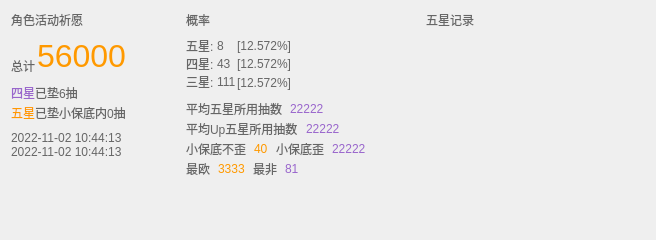
hajimeru/StarRailTool, file StarRailToolDesktop/forms/WishPageQueryTemplate.ui: the form before one commit.
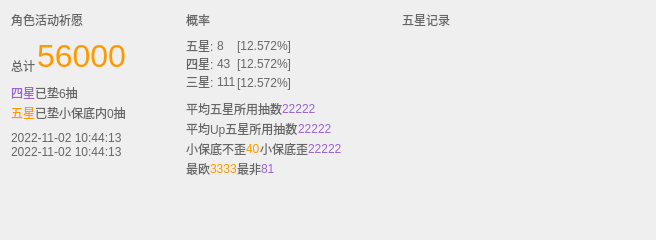
The form after the commit.

Diff of the .ui file:
```diff
--- a/StarRailToolDesktop/forms/WishPageQueryTemplate.ui
+++ b/StarRailToolDesktop/forms/WishPageQueryTemplate.ui
@@ -302,23 +302,7 @@
         </widget>
        </item>
        <item>
-        <spacer name="horizontalSpacer_16">
-         <property name="orientation">
-          <enum>Qt::Horizontal</enum>
-         </property>
-         <property name="sizeType">
-          <enum>QSizePolicy::Fixed</enum>
-         </property>
-         <property name="sizeHint" stdset="0">
-          <size>
-           <width>8</width>
-           <height>20</height>
-          </size>
-         </property>
-        </spacer>
-       </item>
-       <item>
-        <widget class="QLabel" name="label_31">
+        <widget class="QLabel" name="common_rank5avg">
          <property name="styleSheet">
           <string notr="true">QLabel{
 	color:#9966cc
@@ -369,22 +353,6 @@
          </property>
         </widget>
        </item>
-       <item>
-        <spacer name="horizontalSpacer_19">
-         <property name="orientation">
-          <enum>Qt::Horizontal</enum>
-         </property>
-         <property name="sizeType">
-          <enum>QSizePolicy::Fixed</enum>
-         </property>
-         <property name="sizeHint" stdset="0">
-          <size>
-           <width>8</width>
-           <height>20</height>
-          </size>
-         </property>
-        </spacer>
-       </item>
        <item>
         <widget class="QLabel" name="label_18">
          <property name="styleSheet">
@@ -408,22 +376,6 @@
      </item>
      <item row="4" column="2">
       <layout class="QHBoxLayout" name="horizontalLayout_3">
-       <item>
-        <spacer name="horizontalSpacer_22">
-         <property name="orientation">
-          <enum>Qt::Horizontal</enum>
-         </property>
-         <property name="sizeType">
-          <enum>QSizePolicy::Fixed</enum>
-         </property>
-         <property name="sizeHint" stdset="0">
-          <size>
-           <width>8</width>
-           <height>20</height>
-          </size>
-         </property>
-        </spacer>
-       </item>
        <item>
         <widget class="QLabel" name="label_20">
          <property name="styleSheet">
@@ -440,22 +392,6 @@
          </property>
         </widget>
        </item>
-       <item>
-        <spacer name="horizontalSpacer_18">
-         <property name="orientation">
-          <enum>Qt::Horizontal</enum>
-         </property>
-         <property name="sizeType">
-          <enum>QSizePolicy::Fixed</enum>
-         </property>
-         <property name="sizeHint" stdset="0">
-          <size>
-           <width>8</width>
-           <height>20</height>
-          </size>
-         </property>
-        </spacer>
-       </item>
        <item>
         <widget class="QLabel" name="label_19">
          <property name="styleSheet">
@@ -716,22 +652,6 @@
          </property>
         </widget>
        </item>
-       <item>
-        <spacer name="horizontalSpacer_20">
-         <property name="orientation">
-          <enum>Qt::Horizontal</enum>
-         </property>
-         <property name="sizeType">
-          <enum>QSizePolicy::Fixed</enum>
-         </property>
-         <property name="sizeHint" stdset="0">
-          <size>
-           <width>8</width>
-           <height>20</height>
-          </size>
-         </property>
-        </spacer>
-       </item>
        <item>
         <widget class="QLabel" name="label_21">
          <property name="styleSheet">
@@ -755,22 +675,6 @@
      </item>
      <item row="5" column="1" colspan="2">
       <layout class="QHBoxLayout" name="horizontalLayout_2">
-       <item>
-        <spacer name="horizontalSpacer_23">
-         <property name="orientation">
-          <enum>Qt::Horizontal</enum>
-         </property>
-         <property name="sizeType">
-          <enum>QSizePolicy::Fixed</enum>
-         </property>
-         <property name="sizeHint" stdset="0">
-          <size>
-           <width>8</width>
-           <height>20</height>
-          </size>
-         </property>
-        </spacer>
-       </item>
        <item>
         <widget class="QLabel" name="label_24">
          <property name="styleSheet">
@@ -787,22 +691,6 @@
          </property>
         </widget>
        </item>
-       <item>
-        <spacer name="horizontalSpacer_21">
-         <property name="orientation">
-          <enum>Qt::Horizontal</enum>
-         </property>
-         <property name="sizeType">
-          <enum>QSizePolicy::Fixed</enum>
-         </property>
-         <property name="sizeHint" stdset="0">
-          <size>
-           <width>8</width>
-           <height>20</height>
-          </size>
-         </property>
-        </spacer>
-       </item>
        <item>
         <widget class="QLabel" name="label_23">
          <property name="styleSheet">
@@ -856,23 +744,7 @@
         </widget>
        </item>
        <item>
-        <spacer name="horizontalSpacer_17">
-         <property name="orientation">
-          <enum>Qt::Horizontal</enum>
-         </property>
-         <property name="sizeType">
-          <enum>QSizePolicy::Fixed</enum>
-         </property>
-         <property name="sizeHint" stdset="0">
-          <size>
-           <width>8</width>
-           <height>20</height>
-          </size>
-         </property>
-        </spacer>
-       </item>
-       <item>
-        <widget class="QLabel" name="label_32">
+        <widget class="QLabel" name="up_rank5avg">
          <property name="styleSheet">
           <string notr="true">QLabel{
 	color:#9966cc
```
Left out of the diff: 24 changed lines with no effect on the pictures.
